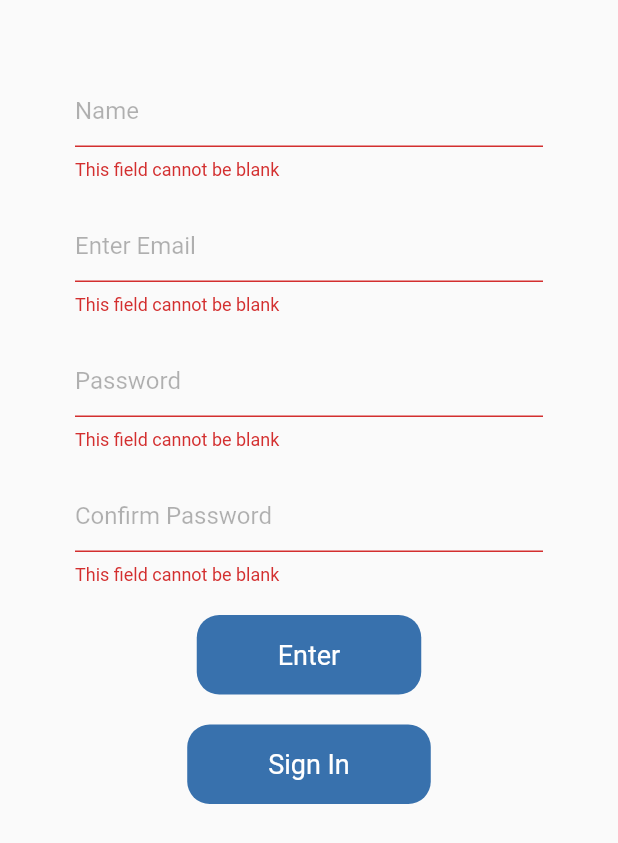
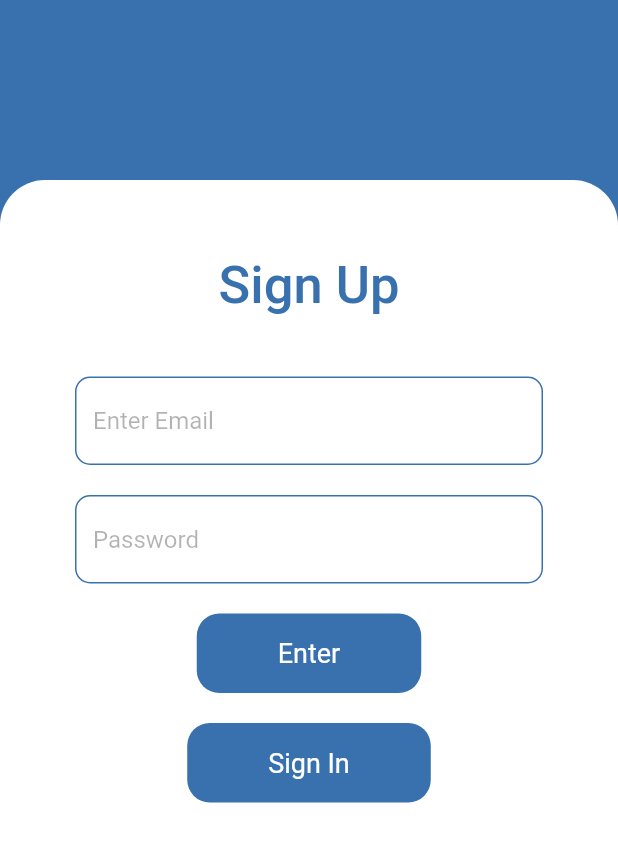
Before and after one commit to axactstudios/moverzfax, a Flutter app: the screen it shows after launch, after a tap on "Enter", after a tap on "Sign In", on a phone screen of 412 x 824 dp. Shown: the top 843 px of the screen. Run offline on Flutter 3.47's test engine with Material 2 defaults, Android fonts, the phone set to English and light mode, and no system bars; our stand-ins replace font_awesome_flutter, getflutter, persistent_bottom_nav_bar, splashscreen.

Commit message:
auth without error handling

```diff
--- a/lib/auth/signIn.dart
+++ b/lib/auth/signIn.dart
@@ -0,0 +1,220 @@
+import 'dart:convert';
+import 'dart:io';
+
+import 'package:flutter/cupertino.dart';
+import 'package:flutter/material.dart';
+import 'package:moverzfax/auth/signUp.dart';
+
+import '../main.dart';
+
+class SignIn extends StatefulWidget {
+  @override
+  _SignInState createState() => _SignInState();
+}
+
+class _SignInState extends State<SignIn> {
+  String email, password;
+  bool saveAttempt = false;
+  final formKey = GlobalKey<FormState>();
+
+  @override
+  Widget build(BuildContext context) {
+    return Scaffold(
+      backgroundColor: Color(0xFF3871AD),
+      body: Align(
+        alignment: Alignment.bottomCenter,
+        child: Container(
+          decoration: BoxDecoration(
+              color: Colors.white,
+              borderRadius: BorderRadius.only(
+                  topLeft: Radius.circular(30), topRight: Radius.circular(30))),
+          height: MediaQuery.of(context).size.height - 120,
+          child: Form(
+            key: formKey,
+            child: Padding(
+              padding: EdgeInsets.all(50),
+              child: Column(
+                children: [
+                  Text(
+                    'Sign Up',
+                    style: TextStyle(
+                        color: Color(0xFF3871AD),
+                        fontSize: 35,
+                        fontWeight: FontWeight.w500),
+                  ),
+                  SizedBox(
+                    height: 40.0,
+                  ),
+                  TextFormField(
+                    onChanged: (textValue) {
+                      setState(() {
+                        email = textValue;
+                      });
+                    },
+                    autovalidate: saveAttempt,
+                    validator: (emailValue) {
+                      if (emailValue.isEmpty) {
+                        return 'This field cannot be blank';
+                      }
+                      RegExp regExp = RegExp(
+                          r"^[a-zA-Z0-9.a-zA-Z0-9.!#$%&'*+-/=?^_`{|}~]+@[a-zA-Z0-9]+\.[a-zA-Z]+");
+                      if (regExp.hasMatch(emailValue)) {
+                        return null;
+                      }
+
+                      return 'Please enter a valid email';
+                    },
+                    decoration: InputDecoration(
+                      enabledBorder: OutlineInputBorder(
+                        borderSide: BorderSide(
+                          color: Color(0xFF3871AD),
+                        ),
+                        borderRadius: BorderRadius.circular(10.0),
+                      ),
+                      focusedBorder: UnderlineInputBorder(
+                        borderSide: BorderSide(
+                          color: Color(0xFF3871AD),
+                        ),
+                      ),
+                      hintText: 'Enter Email',
+                      hintStyle: TextStyle(
+                        color: Colors.black.withOpacity(0.3),
+                      ),
+                    ),
+                    style: TextStyle(color: Colors.black, fontSize: 16.0),
+                  ),
+                  SizedBox(
+                    height: 20.0,
+                  ),
+                  TextFormField(
+                    onChanged: (textValue) {
+                      setState(() {
+                        password = textValue;
+                      });
+                    },
+                    autovalidate: saveAttempt,
+                    validator: (pwValue) =>
+                        pwValue.isEmpty ? 'This field cannot be blank' : null,
+                    obscureText: true,
+                    decoration: InputDecoration(
+                      enabledBorder: OutlineInputBorder(
+                        borderSide: BorderSide(
+                          color: Color(0xFF3871AD),
+                        ),
+                        borderRadius: BorderRadius.circular(10.0),
+                      ),
+                      focusedBorder: UnderlineInputBorder(
+                        borderSide: BorderSide(
+                          color: Color(0xFF3871AD),
+                        ),
+                      ),
+                      hintText: 'Password',
+                      hintStyle: TextStyle(
+                        color: Colors.black.withOpacity(0.3),
+                      ),
+                    ),
+                    style: TextStyle(color: Colors.black, fontSize: 16.0),
+                  ),
+                  SizedBox(
+                    height: 20.0,
+                  ),
+                  InkWell(
+                    onTap: () {
+                      setState(() {
+                        saveAttempt = true;
+                      });
+                      if (formKey.currentState.validate()) {
+                        formKey.currentState.save();
+                        _addPost();
+                      }
+                    },
+                    child: Container(
+                      padding: EdgeInsets.symmetric(
+                          vertical: 16.0, horizontal: 54.0),
+                      decoration: BoxDecoration(
+                          color: Color(0xFF3871AD),
+                          borderRadius: BorderRadius.circular(15.0)),
+                      child: Text(
+                        'Enter',
+                        style: TextStyle(
+                          color: Colors.white,
+                          fontSize: 18.0,
+                        ),
+                        textAlign: TextAlign.center,
+                      ),
+                    ),
+                  ),
+                  SizedBox(
+                    height: 20.0,
+                  ),
+                  InkWell(
+                    onTap: () {
+                      Navigator.pushReplacement(context,
+                          MaterialPageRoute(builder: (context) {
+                        return new MaterialApp(
+                          theme: ThemeData(
+                            scaffoldBackgroundColor: Colors.white,
+                            primaryColor: Colors.white,
+                          ),
+                          home: SignUp(),
+                        );
+                      }));
+                    },
+                    child: Container(
+                      padding: EdgeInsets.symmetric(
+                          vertical: 16.0, horizontal: 54.0),
+                      decoration: BoxDecoration(
+                          color: Color(0xFF3871AD),
+                          borderRadius: BorderRadius.circular(15.0)),
+                      child: Text(
+                        'Sign In',
+                        style: TextStyle(
+                          color: Colors.white,
+                          fontSize: 18.0,
+                        ),
+                        textAlign: TextAlign.center,
+                      ),
+                    ),
+                  ),
+                ],
+              ),
+            ),
+          ),
+        ),
+      ),
+    );
+  }
+
+  _addPost() async {
+    String url = 'http://localhost:5000/login';
+    print(email);
+    Map map = {'email': email, 'password': password};
+
+    await apiRequest(url, map).then((authResult) => Navigator.pushReplacement(
+            context, MaterialPageRoute(builder: (context) {
+          return new MaterialApp(
+            theme: ThemeData(
+              scaffoldBackgroundColor: Colors.white,
+              primaryColor: Colors.white,
+            ),
+            home: Home(),
+          );
+        })));
+  }
+
+  Future<String> apiRequest(String url, Map jsonMap) async {
+    HttpClient httpClient = new HttpClient();
+    // ignore: close_sinks
+    HttpClientRequest request = await httpClient.postUrl(Uri.parse(url));
+    request.headers.set('content-type', 'application/json');
+    request.add(utf8.encode(json.encode(jsonMap)));
+//    HttpClientResponse response = await request.close();
+//
+//    // todo - you should check the response.statusCode
+//    String reply = await response.transform(utf8.decoder).join();
+//    httpClient.close();
+//    print(reply);
+//    return reply;
+    return 'done';
+  }
+}
--- a/lib/auth/signUp.dart
+++ b/lib/auth/signUp.dart
@@ -3,6 +3,7 @@ import 'dart:io';
 
 import 'package:flutter/cupertino.dart';
 import 'package:flutter/material.dart';
+import 'package:moverzfax/auth/signIn.dart';
 
 import '../main.dart';
 
@@ -19,13 +20,31 @@ class _SignUpState extends State<SignUp> {
   @override
   Widget build(BuildContext context) {
     return Scaffold(
-      body: SafeArea(
+      backgroundColor: Color(0xFF3871AD),
+      body: Align(
+        alignment: Alignment.bottomCenter,
+        child: Container(
+          decoration: BoxDecoration(
+              color: Colors.white,
+              borderRadius: BorderRadius.only(
+                  topLeft: Radius.circular(30), topRight: Radius.circular(30))),
+          height: MediaQuery.of(context).size.height - 120,
           child: Form(
             key: formKey,
             child: Padding(
               padding: EdgeInsets.all(50),
               child: Column(
                 children: [
+                  Text(
+                    'Sign Up',
+                    style: TextStyle(
+                        color: Color(0xFF3871AD),
+                        fontSize: 35,
+                        fontWeight: FontWeight.w500),
+                  ),
+                  SizedBox(
+                    height: 40.0,
+                  ),
                   TextFormField(
                     onChanged: (textValue) {
                       setState(() {
@@ -173,8 +192,8 @@ class _SignUpState extends State<SignUp> {
                       }
                     },
                     child: Container(
-                    padding:
-                        EdgeInsets.symmetric(vertical: 16.0, horizontal: 54.0),
+                      padding: EdgeInsets.symmetric(
+                          vertical: 16.0, horizontal: 54.0),
                       decoration: BoxDecoration(
                           color: Color(0xFF3871AD),
                           borderRadius: BorderRadius.circular(15.0)),
@@ -192,10 +211,22 @@ class _SignUpState extends State<SignUp> {
                     height: 20.0,
                   ),
                   InkWell(
-                  onTap: () {},
+                    onTap: () {
+                      print(1);
+                      Navigator.push(context,
+                          MaterialPageRoute(builder: (context) {
+                        return new MaterialApp(
+                          theme: ThemeData(
+                            scaffoldBackgroundColor: Colors.white,
+                            primaryColor: Colors.white,
+                          ),
+                          home: SignIn(),
+                        );
+                      }));
+                    },
                     child: Container(
-                    padding:
-                        EdgeInsets.symmetric(vertical: 16.0, horizontal: 54.0),
+                      padding: EdgeInsets.symmetric(
+                          vertical: 16.0, horizontal: 54.0),
                       decoration: BoxDecoration(
                           color: Color(0xFF3871AD),
                           borderRadius: BorderRadius.circular(15.0)),
@@ -210,6 +241,7 @@ class _SignUpState extends State<SignUp> {
                     ),
                   ),
                 ],
+              ),
             ),
           ),
         ),
@@ -234,7 +266,7 @@ class _SignUpState extends State<SignUp> {
               scaffoldBackgroundColor: Colors.white,
               primaryColor: Colors.white,
             ),
-            home: Home(),
+            home: SignIn(),
           );
         })));
   }
@@ -246,12 +278,12 @@ class _SignUpState extends State<SignUp> {
     request.headers.set('content-type', 'application/json');
     request.add(utf8.encode(json.encode(jsonMap)));
 //    HttpClientResponse response = await request.close();
-//
-//    // todo - you should check the response.statusCode
-//    String reply = await response.transform(utf8.decoder).join();
-//    httpClient.close();
-//    print(reply);
-//    return reply;
+////
+////    // todo - you should check the response.statusCode
+////    String reply = await response.transform(utf8.decoder).join();
+////    httpClient.close();
+////    print(reply);
+////    return reply;
     return 'done';
   }
 }
```
Lines whose indentation alone changed are shown as unchanged.
